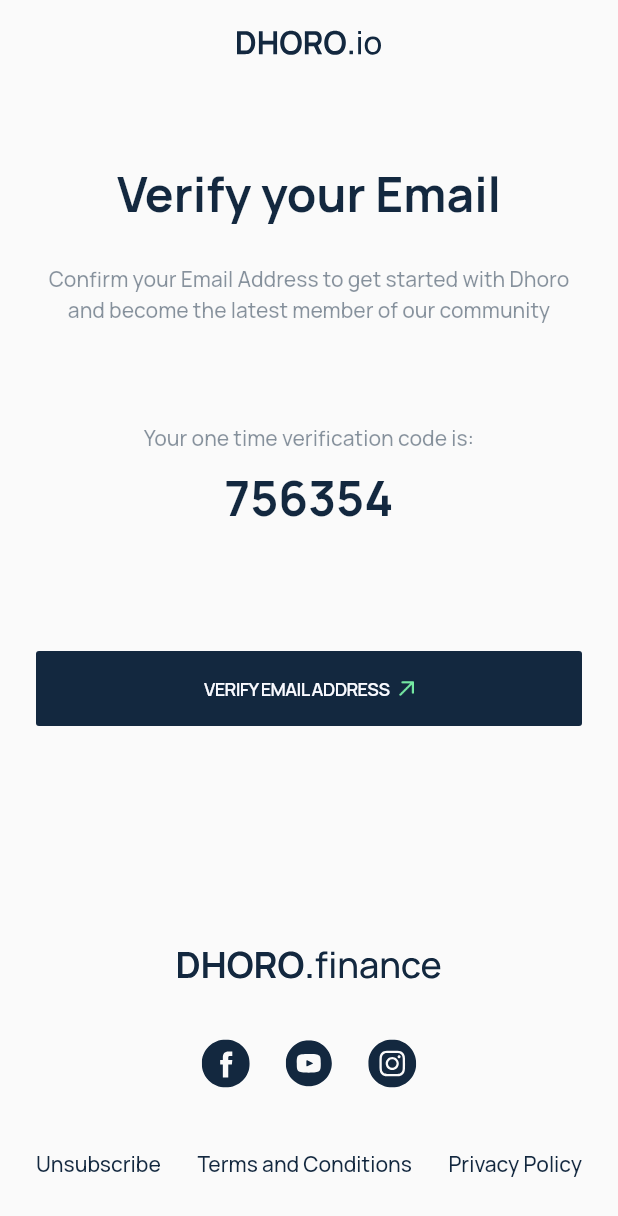
After one commit to andymaking/tobeUsed, a Flutter app: the VerifyYourEmailPage screen opened by its route, on a phone screen of 412 x 824 dp. The commit adds this screen. Shown: the top 1216 px of the screen. Run offline on Flutter 3.47's test engine with Material 2 defaults, Android fonts, the phone set to English and light mode, and no system bars; our stand-ins replace dio, flutter_svg, get_it, google_fonts, hive, hive_flutter and 2 more; missing offline and left inert: flutter_statusbarcolor_ns; accounts and stored records are empty.

Commit message:
Implement Verify Your Email screen

```diff
--- a/lib/ui/createAccount/signup.dart
+++ b/lib/ui/createAccount/signup.dart
@@ -110,7 +110,7 @@ class _SignUpPageState extends State<SignUpPage> {
                 ),
                 AppButton(
                     onPressed: (){
-                      Navigator.of(context).pushNamed(AppRoutes.login);
+                      Navigator.of(context).pushNamed(AppRoutes.verifyYourEmail);
                     },
                     title: AppString.createAccount,
                     disabledColor: Pallet.colorYellow.withOpacity(0.2),
--- a/lib/ui/route/routes.dart
+++ b/lib/ui/route/routes.dart
@@ -6,12 +6,13 @@ import 'package:dhoro_mobile/ui/request/requests.dart';
 import 'package:dhoro_mobile/ui/route/route_error_page.dart';
 import 'package:dhoro_mobile/ui/settings/settings.dart';
 import 'package:dhoro_mobile/ui/transactions/transactions.dart';
+import 'package:dhoro_mobile/ui/verify_your_email/verify_your_email.dart';
 import 'package:flutter/material.dart';
 
 class AppRoutes {
   static const home = '/home';
   static const login = '/login';
-  static const verifyEmail = '/verifyEmail';
+  static const verifyYourEmail = '/verifyYourEmail';
   static const onBoarding = '/onboarding';
   static const signUp = '/sign-up';
   static const forgotPassword = '/forgot-password';
@@ -60,6 +61,12 @@ class AppRouter {
           settings: settings,
           fullscreenDialog: true,
         );
+      case AppRoutes.verifyYourEmail:
+        return MaterialPageRoute<dynamic>(
+          builder: (_) => VerifyYourEmailPage(),
+          settings: settings,
+          fullscreenDialog: true,
+        );
       case AppRoutes.settings:
         return MaterialPageRoute<dynamic>(
           builder: (_) => SettingsPage(),
--- /dev/null
+++ b/lib/ui/verify_your_email/verify_your_email.dart
@@ -0,0 +1,157 @@
+
+import 'package:dhoro_mobile/ui/route/routes.dart';
+import 'package:dhoro_mobile/utils/app_fonts.dart';
+import 'package:dhoro_mobile/utils/color.dart';
+import 'package:dhoro_mobile/utils/strings.dart';
+import 'package:dhoro_mobile/widgets/app_text_field.dart';
+import 'package:dhoro_mobile/widgets/app_toolbar.dart';
+import 'package:dhoro_mobile/widgets/button.dart';
+import 'package:flutter/material.dart';
+import 'package:flutter_svg/flutter_svg.dart';
+import 'package:google_fonts/google_fonts.dart';
+
+class VerifyYourEmailPage extends StatefulWidget {
+  const VerifyYourEmailPage({Key? key}) : super(key: key);
+
+  @override
+  _VerifyYourEmailPageState createState() => _VerifyYourEmailPageState();
+}
+
+class _VerifyYourEmailPageState extends State<VerifyYourEmailPage> {
+  final isValidLogin = true;
+
+  @override
+  Widget build(BuildContext context) {
+    return Scaffold(
+      body: SafeArea(
+        child: Container(
+          child: Padding(
+            padding: const EdgeInsets.symmetric(horizontal: 24.0),
+            child: ListView(
+              children: [
+                Column(
+                  mainAxisAlignment: MainAxisAlignment.start,
+                  crossAxisAlignment: CrossAxisAlignment.center,
+                  children: <Widget>[
+                    SizedBox(height: 20.0,),
+                    Row(
+                      mainAxisAlignment: MainAxisAlignment.center,
+                      crossAxisAlignment: CrossAxisAlignment.center,
+                      children: [
+                        SvgPicture.asset(AppImages.appLogo),
+                      ],
+                    ),
+
+                    SizedBox(height: 70.0,),
+                    AppFontsStyle.getAppTextViewBold(
+                      AppString.verifyYourEmail,
+                      weight: FontWeight.w700,
+                      size: AppFontsStyle.textFontSize32,
+                    ),
+                    SizedBox(height: 24.0,),
+                    Padding(
+                      padding: const EdgeInsets.symmetric(horizontal: 8.0),
+                      child: AppFontsStyle.getAppTextView(
+                          AppString.confirmYourEmailAddress,
+                          size: AppFontsStyle.textFontSize14,
+                          textAlign: TextAlign.center,
+                          color: Pallet.colorGrey
+                      ),
+                    ),
+                    SizedBox(height: 64.0,),
+                    Padding(
+                      padding: const EdgeInsets.symmetric(horizontal: 8.0),
+                      child: AppFontsStyle.getAppTextView(
+                          AppString.yourOneTimeVerificationCode,
+                          size: AppFontsStyle.textFontSize14,
+                          textAlign: TextAlign.center,
+                          color: Pallet.colorGrey
+                      ),
+                    ),
+                    SizedBox(height: 8.0,),
+                    Padding(
+                      padding: const EdgeInsets.symmetric(horizontal: 8.0),
+                      child: AppFontsStyle.getAppTextViewBold(
+                        "756354",
+                        weight: FontWeight.w700,
+                        size: AppFontsStyle.textFontSize32,
+                      ),
+                    ),
+                    SizedBox(height: 80.0,),
+                    AppButton(
+                        onPressed: (){
+                          Navigator.of(context).pushNamed(AppRoutes.home);
+                        },
+                        title: AppString.verifyBtn,
+                        disabledColor: Pallet.colorYellow.withOpacity(0.2),
+                        titleColor: Pallet.colorWhite,
+                        enabledColor: isValidLogin ? Pallet.colorBlue : Pallet.colorBlue.withOpacity(0.2),
+                        enabled: isValidLogin ? true : false),
+                    SizedBox(
+                      height: 150,
+                    ),
+                    Row(
+                      mainAxisAlignment: MainAxisAlignment.center,
+                      crossAxisAlignment: CrossAxisAlignment.center,
+                      children: [
+                        SvgPicture.asset(AppImages.icDhoroFinance),
+                      ],
+                    ),
+                    SizedBox(
+                      height: 40,
+                    ),
+                    Row(
+                      mainAxisAlignment: MainAxisAlignment.center,
+                      crossAxisAlignment: CrossAxisAlignment.center,
+                      children: [
+                        SvgPicture.asset(AppImages.icFacebook),
+                        SizedBox(
+                          width: 24,
+                        ),
+                        SvgPicture.asset(AppImages.icYouTube),
+                        SizedBox(
+                          width: 24,
+                        ),
+                        SvgPicture.asset(AppImages.inInstagram),
+                      ],
+                    ),
+                    SizedBox(
+                      height: 40,
+                    ),
+                    Row(
+                      mainAxisAlignment: MainAxisAlignment.spaceBetween,
+                      crossAxisAlignment: CrossAxisAlignment.center,
+                      children: [
+                        AppFontsStyle.getAppTextView(
+                            AppString.unsubscribe,
+                            size: AppFontsStyle.textFontSize14,
+                            textAlign: TextAlign.center,
+                            color: Pallet.colorBlue
+                        ),
+                        AppFontsStyle.getAppTextView(
+                            AppString.termsAndCondition,
+                            size: AppFontsStyle.textFontSize14,
+                            textAlign: TextAlign.center,
+                            color: Pallet.colorBlue
+                        ),
+                        AppFontsStyle.getAppTextView(
+                            AppString.privacyPolicy,
+                            size: AppFontsStyle.textFontSize14,
+                            textAlign: TextAlign.center,
+                            color: Pallet.colorBlue
+                        ),
+                      ],
+                    ),
+                    SizedBox(
+                      height: 30,
+                    ),
+                  ],
+                ),
+              ]
+            ),
+          ),
+        ),
+      ),
+    );
+  }
+}
--- a/lib/utils/strings.dart
+++ b/lib/utils/strings.dart
@@ -12,6 +12,13 @@ class AppString{
   static const String doNotHaveAccount = "Don’t have a Dhoro account? ";
   static const String alreadyHaveAccount = "Already have an account? ";
   static const String loginSecurely = "Log In securely";
+  static const String verifyYourEmail = "Verify your Email";
+  static const String confirmYourEmailAddress = "Confirm your Email Address to get started with Dhoro and become the latest member of our community";
+  static const String yourOneTimeVerificationCode = "Your one time verification code is:";
+  static const String verifyBtn = "VERIFY EMAIL ADDRESS";
+  static const String unsubscribe = "Unsubscribe";
+  static const String termsAndCondition = "Terms and Conditions";
+  static const String privacyPolicy = "Privacy Policy";
 
 
   static const String registerInstead ="Register instead";
@@ -22,6 +29,10 @@ class AppString{
 
 class AppImages{
   static const String appLogo = "assets/images/ic_dhoro.svg";
+  static const String icYouTube = "assets/images/ic_youtube.svg";
+  static const String icDhoroFinance = "assets/images/ic_dhoro_finance.svg";
+  static const String icFacebook = "assets/images/ic_facebook_white.svg";
+  static const String inInstagram = "assets/images/ic_instagram_white.svg";
   static const String iconMenu = "assets/images/ic_menu.svg";
   static const String iconClose = "assets/images/ic_close.svg";
   static const String iconGreenArrowUp = "assets/images/ic_green_arrow.png";
```
Also changed, not shown: assets/images/ic_dhoro_finance.svg (added), assets/images/ic_facebook_white.svg (added), assets/images/ic_instagram_white.svg (added), assets/images/ic_youtube.svg (added).
